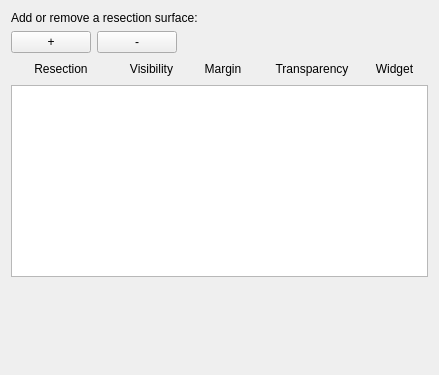
Before: the Qt Designer form ResectionPlanning/Resources/UI/qSlicerResectionPlanningSurfacesWidget.ui in TheInterventionCentre/NorMIT-Plan, drawn with Qt 5.
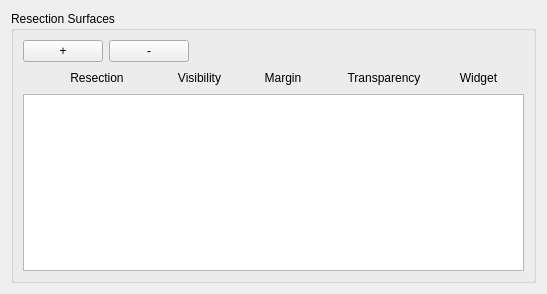
After: the same form once the commit is applied.

Commit message: ENH: GUI connection: Base Add/Remove Resection

What changed in the file:
```diff
--- a/ResectionPlanning/Resources/UI/qSlicerResectionPlanningSurfacesWidget.ui
+++ b/ResectionPlanning/Resources/UI/qSlicerResectionPlanningSurfacesWidget.ui
@@ -6,21 +6,20 @@
    <rect>
     <x>0</x>
     <y>0</y>
-    <width>439</width>
-    <height>375</height>
+    <width>547</width>
+    <height>294</height>
    </rect>
   </property>
   <property name="windowTitle">
    <string>Form</string>
   </property>
+  <layout class="QVBoxLayout" name="verticalLayout_2">
+   <item>
+    <widget class="QGroupBox" name="groupBox">
+     <property name="title">
+      <string>Resection Surfaces</string>
+     </property>
   <layout class="QVBoxLayout" name="verticalLayout">
-   <item>
-    <widget class="QLabel" name="label">
-     <property name="text">
-      <string>Add or remove a resection surface:</string>
-     </property>
-    </widget>
-   </item>
    <item>
     <layout class="QHBoxLayout" name="horizontalLayout">
      <item>
@@ -54,6 +53,19 @@
    </item>
    <item>
     <layout class="QHBoxLayout" name="horizontalLayout_2">
+        <item>
+         <spacer name="horizontalSpacer_7">
+          <property name="orientation">
+           <enum>Qt::Horizontal</enum>
+          </property>
+          <property name="sizeHint" stdset="0">
+           <size>
+            <width>13</width>
+            <height>20</height>
+           </size>
+          </property>
+         </spacer>
+        </item>
      <item>
       <widget class="QLabel" name="label_2">
        <property name="sizePolicy">
@@ -83,7 +95,7 @@
        </property>
        <property name="sizeHint" stdset="0">
         <size>
-         <width>0</width>
+            <width>13</width>
          <height>20</height>
         </size>
        </property>
@@ -118,7 +130,7 @@
        </property>
        <property name="sizeHint" stdset="0">
         <size>
-         <width>0</width>
+            <width>13</width>
          <height>20</height>
         </size>
        </property>
@@ -153,7 +165,7 @@
        </property>
        <property name="sizeHint" stdset="0">
         <size>
-         <width>0</width>
+            <width>13</width>
          <height>20</height>
         </size>
        </property>
@@ -188,7 +200,7 @@
        </property>
        <property name="sizeHint" stdset="0">
         <size>
-         <width>0</width>
+            <width>13</width>
          <height>20</height>
         </size>
        </property>
@@ -223,7 +235,7 @@
        </property>
        <property name="sizeHint" stdset="0">
         <size>
-         <width>0</width>
+            <width>13</width>
          <height>20</height>
         </size>
        </property>
@@ -248,21 +260,23 @@
      <attribute name="horizontalHeaderVisible">
       <bool>false</bool>
      </attribute>
+        <attribute name="horizontalHeaderCascadingSectionResizes">
+         <bool>false</bool>
+        </attribute>
+        <attribute name="horizontalHeaderHighlightSections">
+         <bool>true</bool>
+        </attribute>
+        <attribute name="horizontalHeaderStretchLastSection">
+         <bool>true</bool>
+        </attribute>
+        <attribute name="verticalHeaderCascadingSectionResizes">
+         <bool>true</bool>
+        </attribute>
      <column/>
     </widget>
    </item>
-   <item>
-    <spacer name="verticalSpacer">
-     <property name="orientation">
-      <enum>Qt::Vertical</enum>
-     </property>
-     <property name="sizeHint" stdset="0">
-      <size>
-       <width>20</width>
-       <height>40</height>
-      </size>
-     </property>
-    </spacer>
+     </layout>
+    </widget>
    </item>
   </layout>
  </widget>
```
Left out of the diff: 4 changed lines with no effect on the pictures. Lines whose indentation alone changed are shown as unchanged. The commit also changes 11 other files.
